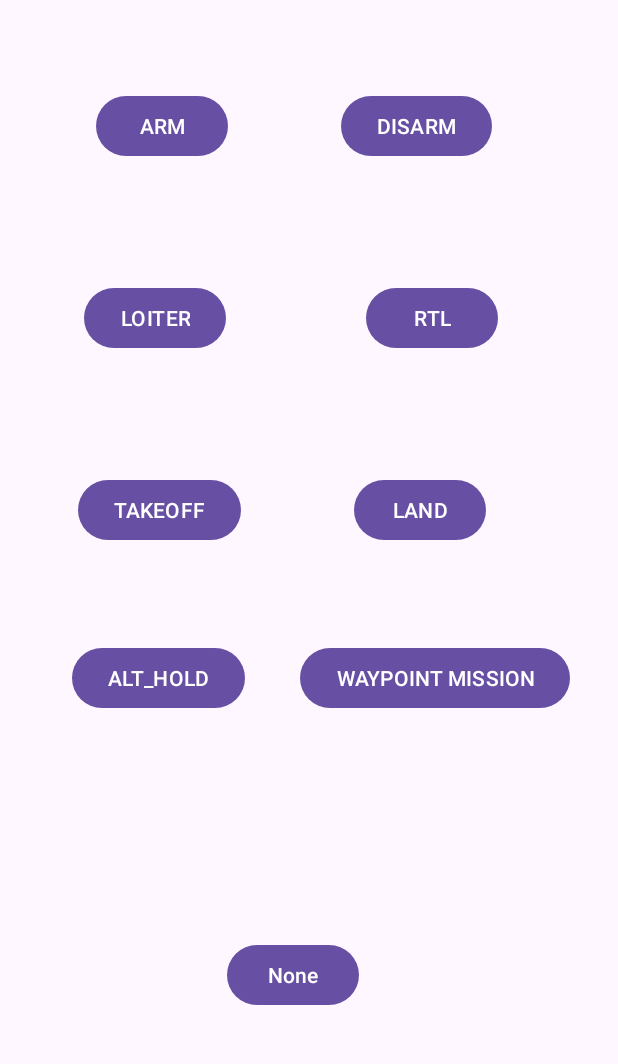
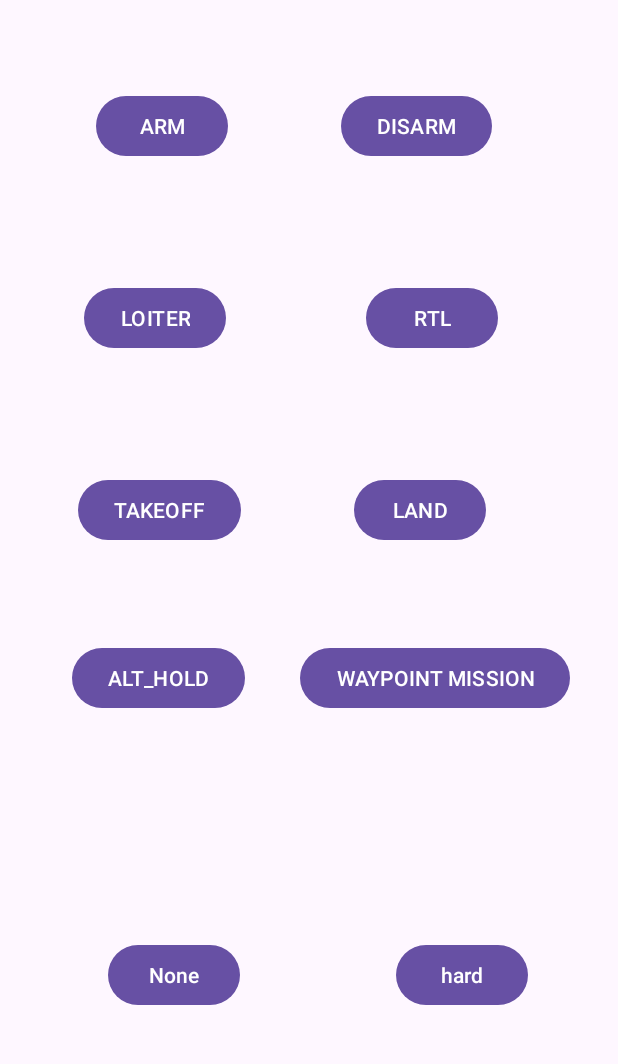
Before and after one commit to pramatheshBhakta/Dronex, an Android app: the adminActivity screen opened directly, with no data from a screen before it, after a tap on "ALT_HOLD", on a phone screen of 412 x 824 dp, the part 91-1155 px from its top. Run offline under Robolectric (Android 15) with nearby library versions, the phone set to English and light mode, and no system bars; our stand-ins replace Firebase (no records; nobody signed in at launch, a user with empty details on screens opened directly); Roboto replaces fonts that are not available here.

Commit message:
ADDED 2 BUTTONS T5&6

```diff
--- a/app/src/main/java/com/example/dronexx/adminActivity.java
+++ b/app/src/main/java/com/example/dronexx/adminActivity.java
@@ -89,6 +89,13 @@ public class adminActivity extends AppCompatActivity {
                 sendCommand("alt_hold");
             }
         });
+        Button hardButton = findViewById(R.id.hardButton);
+        altHoldButton.setOnClickListener(new View.OnClickListener() {
+            @Override
+            public void onClick(View v) {
+                sendCommand("hard");
+            }
+        });
 
         Button None= findViewById(R.id.noneButton);
         None.setOnClickListener(new View.OnClickListener() {
--- a/app/src/main/java/com/example/dronexx/quickTrip.java
+++ b/app/src/main/java/com/example/dronexx/quickTrip.java
@@ -24,23 +24,26 @@ import com.google.firebase.database.ValueEventListener;
 
 public class quickTrip extends AppCompatActivity {
     private Spinner pickupLocationSpinner;
-    private Spinner destinationSpinner,customspinner;
-    TextView txt1,txt2;
+    private Spinner destinationSpinner, customspinner;
+    TextView txt1, txt2;
 
     private ImageButton backButton;
 
     // Firebase
     private DatabaseReference locationsRef;
+    private DatabaseReference droneLocationRef;
+
     @Override
     protected void onCreate(Bundle savedInstanceState) {
         super.onCreate(savedInstanceState);
         setContentView(R.layout.activity_quick_trip);
 
-        txt1= findViewById(R.id.txt3);
-        txt2= findViewById(R.id.txt2);
+        txt1 = findViewById(R.id.txt3);
+        txt2 = findViewById(R.id.txt2);
 
         // Firebase setup
         locationsRef = FirebaseDatabase.getInstance().getReference().child("locations");
+        droneLocationRef = FirebaseDatabase.getInstance().getReference().child("droneLocation");
 
         // Initialize views
         pickupLocationSpinner = findViewById(R.id.pickupLocationSpinner);
@@ -56,7 +59,6 @@ public class quickTrip extends AppCompatActivity {
         locationAdapter.setDropDownViewResource(android.R.layout.simple_spinner_dropdown_item);
         pickupLocationSpinner.setAdapter(locationAdapter);
         destinationSpinner.setAdapter(locationAdapter);
-
 
         // Set onClickListener for the back button
         backButton.setOnClickListener(new View.OnClickListener() {
@@ -92,7 +94,6 @@ public class quickTrip extends AppCompatActivity {
             }
         });
 
-
         // Set onCheckedChangeListener for the predefinedTourCheckBox
         predefinedTourCheckBox.setOnCheckedChangeListener(new CompoundButton.OnCheckedChangeListener() {
             @Override
@@ -104,7 +105,6 @@ public class quickTrip extends AppCompatActivity {
                     destinationSpinner.setVisibility(View.GONE);
                     txt1.setVisibility(View.GONE);
                     txt2.setVisibility(View.GONE);
-
 
                 } else {
                     // Show pickupLocationSpinner and destinationSpinner and hide customTourOptionsSpinner
--- a/app/src/main/res/layout/activity_admin.xml
+++ b/app/src/main/res/layout/activity_admin.xml
@@ -125,9 +125,20 @@
         android:text="None"
         app:layout_constraintBottom_toBottomOf="parent"
         app:layout_constraintEnd_toEndOf="parent"
-        app:layout_constraintHorizontal_bias="0.468"
+        app:layout_constraintHorizontal_bias="0.222"
         app:layout_constraintStart_toStartOf="parent"
         app:layout_constraintTop_toTopOf="parent"
         app:layout_constraintVertical_bias="0.885" />
 
+    <Button
+        android:id="@+id/hardButton"
+        android:layout_width="wrap_content"
+        android:layout_height="wrap_content"
+        android:text="hard"
+        app:layout_constraintBottom_toBottomOf="parent"
+        app:layout_constraintEnd_toEndOf="parent"
+        app:layout_constraintHorizontal_bias="0.814"
+        app:layout_constraintStart_toStartOf="parent"
+        app:layout_constraintTop_toTopOf="parent"
+        app:layout_constraintVertical_bias="0.885" />
 </androidx.constraintlayout.widget.ConstraintLayout>
--- a/app/src/main/res/layout/activity_signup2.xml
+++ b/app/src/main/res/layout/activity_signup2.xml
@@ -5,7 +5,7 @@
     android:id="@+id/main"
     android:layout_width="match_parent"
     android:layout_height="match_parent"
-    android:background="@drawable/drnicnn"
+    android:background="@drawable/drone"
     tools:context=".signupActivity"
     >
 
```
